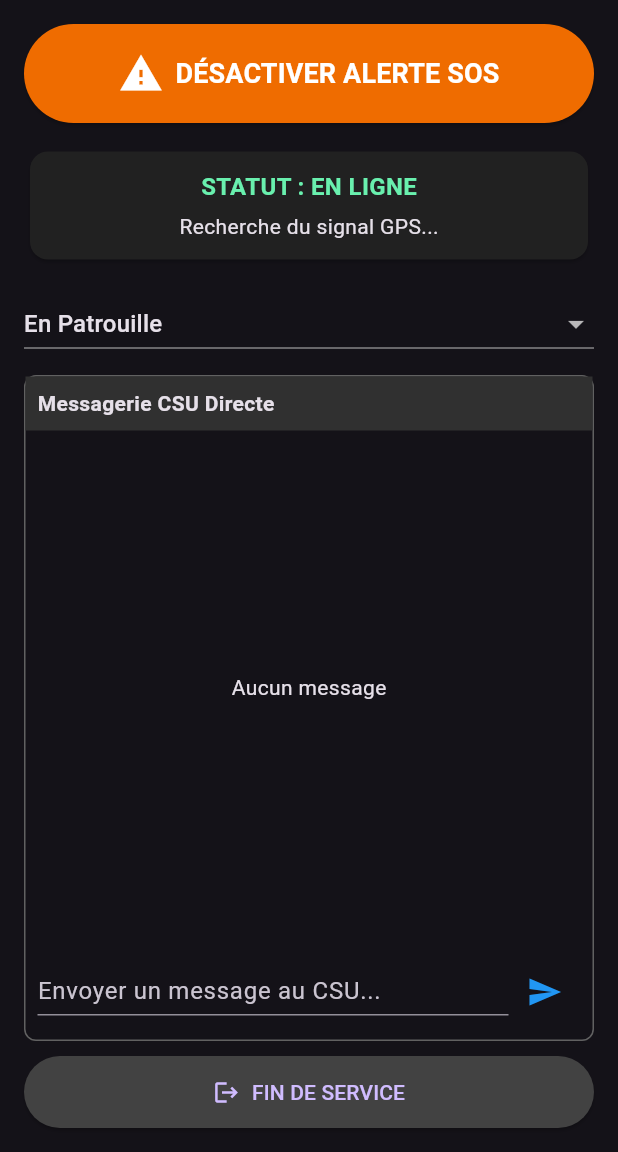
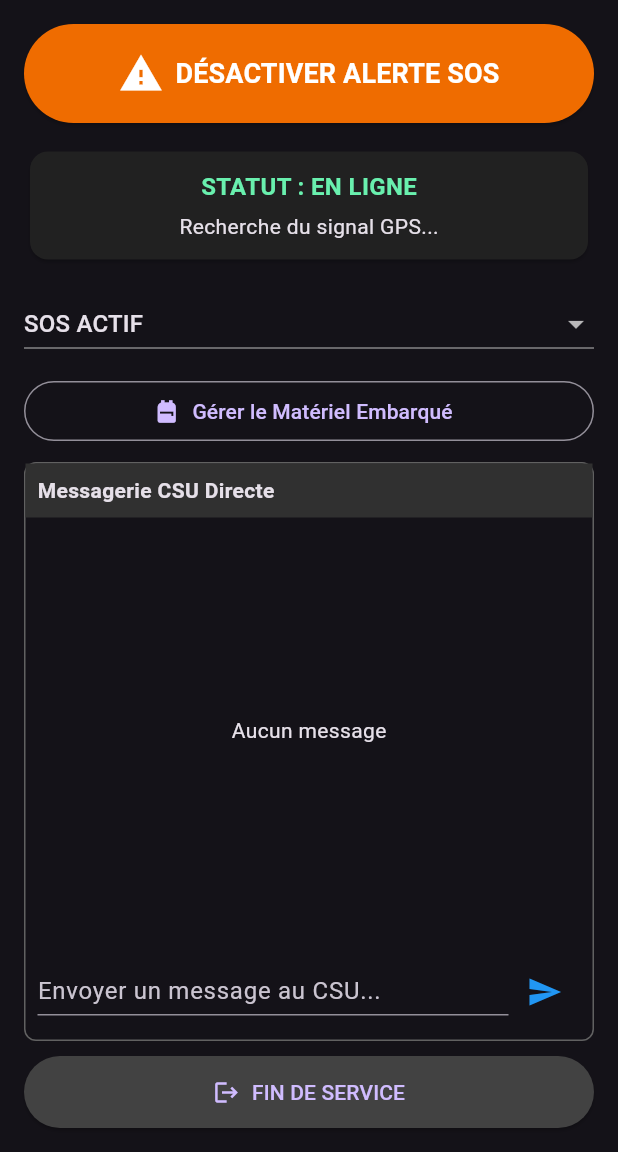
Before and after one commit to xmeynier-web/rezoplus-police, a Flutter app: the screen it shows after launch, after a tap on "PRISE DE SERVICE", after a tap on "DÉCLENCHER SOS DETRESSE", on a phone screen of 412 x 824 dp, the part 84-1236 px from its top. Run offline on Flutter 3.47's test engine with Material 3 defaults, Android fonts, the phone set to English and light mode, and no system bars; our stand-ins replace firebase_core, firebase_database, geolocator; accounts and stored records are empty.

Commit message:
Refactor status and equipment management
Updated operational status management and equipment handling.

```diff
--- a/lib/main.dart
+++ b/lib/main.dart
@@ -38,23 +38,44 @@ class _PatrouilleHomePageState extends State<PatrouilleHomePage> {
   final TextEditingController _msgController = TextEditingController();
 
   String _unitId = "Patrouille-01";
-  String _currentStatus = "En Patrouille";
-  bool _stopStickEquipped = false;
+
+  // Liste exacte des statuts opérationnels demandés
+  final List<String> _statusList = [
+    "En Patrouille",
+    "En Intervention",
+    "Contrôle PR",
+    "Transport / Escorte",
+    "Escale Technique",
+    "Retour Poste",
+    "SOS ACTIF"
+  ];
+
+  late String _currentStatus;
+
+  // Matériel embarqué (géré sous forme de map d'état : armé/présent ou non)
+  final Map<String, bool> _equipment = {
+    "Stop-Stick": false,
+    "BTD": false,
+    "GAIL": false,
+    "LBD": false,
+    "PIE": false,
+    "PSA": false,
+    "Trousse de secours (FAK)": false,
+    "Casque": false,
+    "Bouclier": false,
+    "Éthylotest": false,
+    "Test stupéfiants": false,
+    "DSA": false,
+  };
+
   bool _isOnline = false;
   bool _sosActive = false;
   Position? _currentPosition;
 
-  final List<String> _statusList = [
-    "En Patrouille",
-    "Intervention en cours",
-    "Contrôle Police Route",
-    "Indisponible / En pause",
-    "Retour de Service"
-  ];
-
   @override
   void initState() {
     super.initState();
+    _currentStatus = _statusList[0];
     _initGPS();
   }
 
@@ -85,7 +106,6 @@ class _PatrouilleHomePageState extends State<PatrouilleHomePage> {
 
   Future<void> _toggleService() async {
     if (_isOnline) {
-      // Demande de confirmation sécurisée avant de quitter le service
       bool confirm = await showDialog<bool>(
         context: context,
         builder: (BuildContext context) {
@@ -111,7 +131,10 @@ class _PatrouilleHomePageState extends State<PatrouilleHomePage> {
 
     setState(() {
       _isOnline = !_isOnline;
-      if (!_isOnline) _sosActive = false;
+      if (!_isOnline) {
+        _sosActive = false;
+        _currentStatus = _statusList[0];
+      }
     });
 
     if (_isOnline) {
@@ -134,7 +157,7 @@ class _PatrouilleHomePageState extends State<PatrouilleHomePage> {
       "latitude": _currentPosition!.latitude,
       "longitude": _currentPosition!.longitude,
       "status": _currentStatus,
-      "stopStick": _stopStickEquipped,
+      "equipment": _equipment,
       "sos": _sosActive,
       "timestamp": ServerValue.timestamp,
     });
@@ -144,9 +167,9 @@ class _PatrouilleHomePageState extends State<PatrouilleHomePage> {
     setState(() {
       _sosActive = !_sosActive;
       if (_sosActive) {
-        _currentStatus = "URGENCE / SOS";
+        _currentStatus = "SOS ACTIF";
       } else {
-        _currentStatus = "En Patrouille";
+        _currentStatus = _statusList[0];
       }
     });
     if (_isOnline) _sendDataToFirebase();
@@ -162,6 +185,48 @@ class _PatrouilleHomePageState extends State<PatrouilleHomePage> {
     });
 
     _msgController.clear();
+  }
+
+  void _showEquipmentModal() {
+    showModalBottomSheet(
+      context: context,
+      builder: (BuildContext context) {
+        return StatefulBuilder(
+          builder: (BuildContext context, StateSetter setStateModal) {
+            return Container(
+              padding: const EdgeInsets.all(16.0),
+              child: Column(
+                crossAxisAlignment: CrossAxisAlignment.start,
+                children: [
+                  const Text(
+                    "Gestion du Matériel Embarqué",
+                    style: TextStyle(fontSize: 18, fontWeight: FontWeight.bold),
+                  ),
+                  const Divider(),
+                  Expanded(
+                    child: ListView(
+                      children: _equipment.keys.map((String key) {
+                        return CheckboxListTile(
+                          title: Text(key),
+                          value: _equipment[key],
+                          onChanged: (bool? value) {
+                            setStateModal(() {
+                              _equipment[key] = value ?? false;
+                            });
+                            setState(() {}); // Met à jour l'écran principal
+                            if (_isOnline) _sendDataToFirebase();
+                          },
+                        );
+                      }).toList(),
+                    ),
+                  ),
+                ],
+              ),
+            );
+          },
+        );
+      },
+    );
   }
 
   @override
@@ -234,6 +299,12 @@ class _PatrouilleHomePageState extends State<PatrouilleHomePage> {
                   if (_isOnline) _sendDataToFirebase();
                 }
               },
+            ),
+            const SizedBox(height: 10),
+            OutlinedButton.icon(
+              onPressed: _showEquipmentModal,
+              icon: const Icon(Icons.backpack),
+              label: const Text("Gérer le Matériel Embarqué"),
             ),
             const SizedBox(height: 10),
             Expanded(
```
